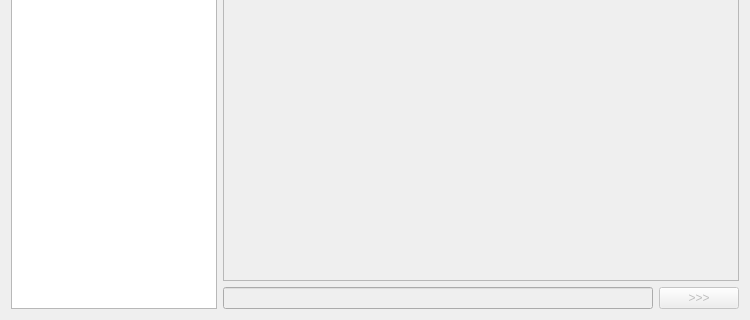
This is Client/window.ui in IldarS2000/Messenger as Qt 5 draws it before an edit; both pictures show x 0 to 750 and y 180 to 500 of the 750 by 500 pixel window. The edited form follows.
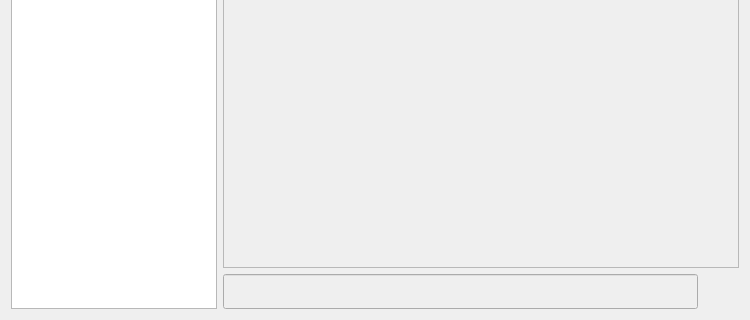
This is the edited form. Icons and pictures are not drawn.

```diff
--- a/Client/window.ui
+++ b/Client/window.ui
@@ -57,6 +57,29 @@
          <property name="enabled">
           <bool>false</bool>
          </property>
+         <property name="sizePolicy">
+          <sizepolicy hsizetype="Expanding" vsizetype="Fixed">
+           <horstretch>0</horstretch>
+           <verstretch>0</verstretch>
+          </sizepolicy>
+         </property>
+         <property name="minimumSize">
+          <size>
+           <width>0</width>
+           <height>35</height>
+          </size>
+         </property>
+         <property name="maximumSize">
+          <size>
+           <width>16777215</width>
+           <height>16777215</height>
+          </size>
+         </property>
+         <property name="styleSheet">
+          <string notr="true">* {
+  font: 15px;
+}</string>
+         </property>
         </widget>
        </item>
        <item>
@@ -64,8 +87,32 @@
          <property name="enabled">
           <bool>false</bool>
          </property>
+         <property name="minimumSize">
+          <size>
+           <width>35</width>
+           <height>30</height>
+          </size>
+         </property>
+         <property name="maximumSize">
+          <size>
+           <width>35</width>
+           <height>30</height>
+          </size>
+         </property>
+         <property name="layoutDirection">
+          <enum>Qt::LeftToRight</enum>
+         </property>
+         <property name="styleSheet">
+          <string notr="true">* {
+  border-image: url(:/sendButton.png) 3 10 3 10;
+  border-top: 3px transparent;
+  border-bottom: 3px transparent;
+  border-right: 10px transparent;
+  border-left: 10px transparent;
+}</string>
+         </property>
          <property name="text">
-          <string>&gt;&gt;&gt;</string>
+          <string/>
          </property>
          <property name="default">
           <bool>true</bool>
```
Left out of the diff: 18 changed lines with no effect on the pictures.
